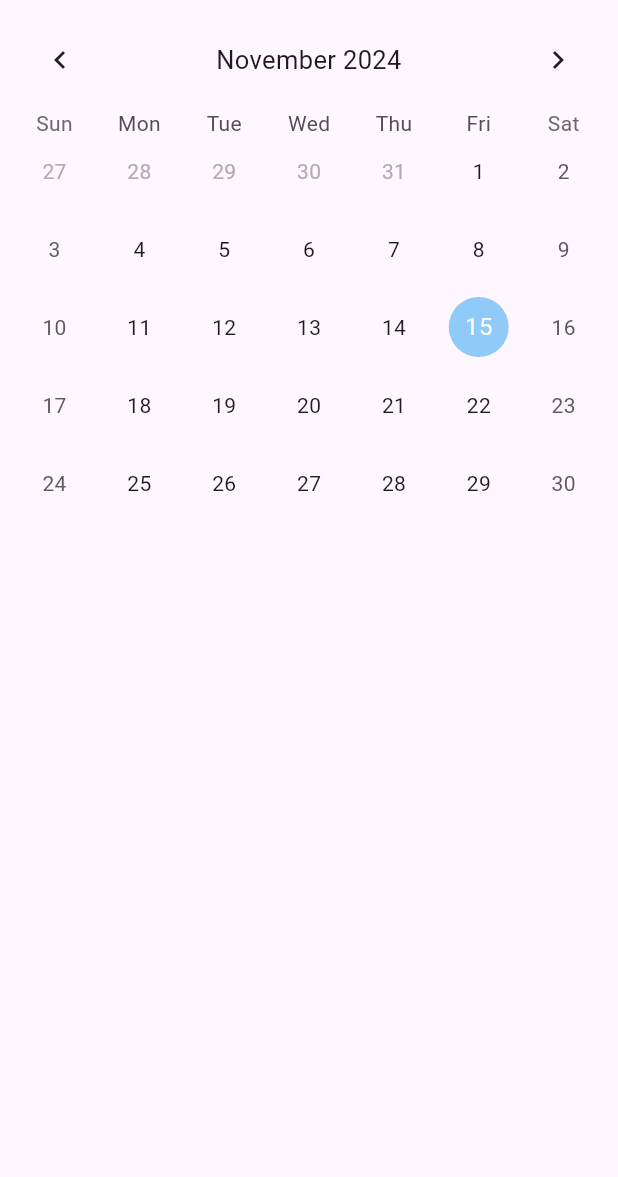
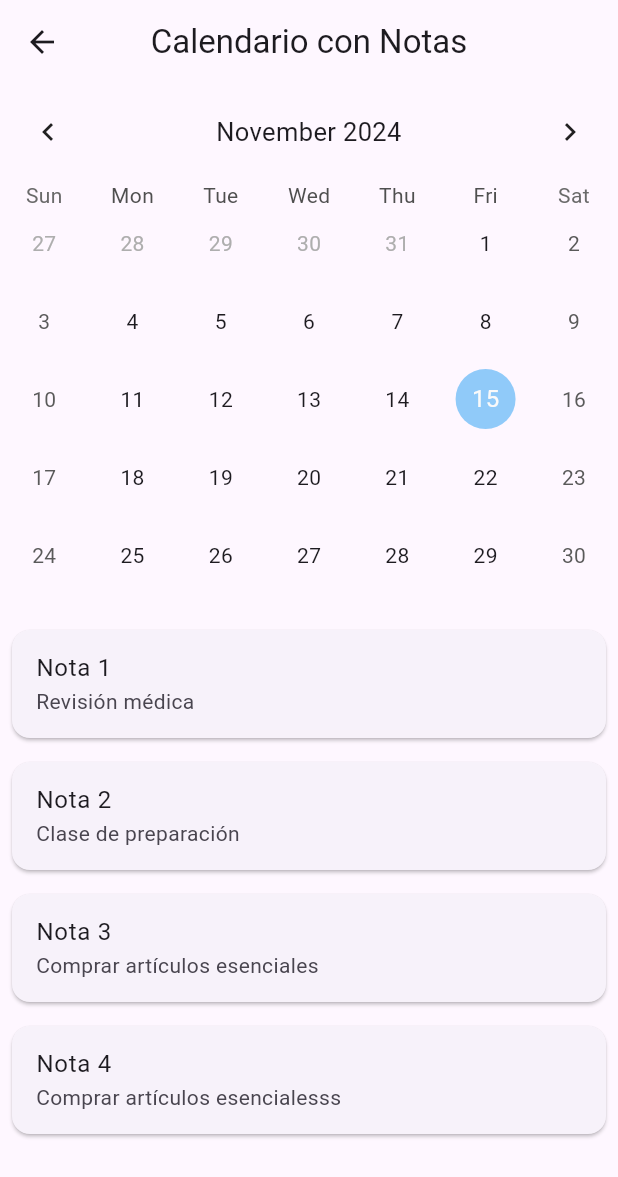
Before and after one commit to edithandrade0301/proyecto_programacion_movil, a Flutter app: the CalendarioTab screen opened directly, on a phone screen of 412 x 824 dp. Shown: the top 1177 px of the screen. Run offline on Flutter 3.47's test engine with Material 3 defaults, Android fonts, the phone set to English and light mode, and no system bars; drawn by our look-alikes of table_calendar; our stand-ins replace flutter_speed_dial; network calls fail.

Commit message:
cambio en el tabcalendario
Agregue la visualizacion de las notas en el tab, calendario

```diff
--- a/lib/main.dart
+++ b/lib/main.dart
@@ -177,61 +177,100 @@ class InfoDespuesTab extends StatelessWidget{
   }
 }
 
-class CalendarioTab extends StatefulWidget{
+class CalendarioTab extends StatefulWidget {
   const CalendarioTab({super.key});
 
   @override
   _CalendarioTabState createState() => _CalendarioTabState();
-
 }
 
-class _CalendarioTabState extends State<CalendarioTab>{
+class _CalendarioTabState extends State<CalendarioTab> {
   DateTime _focusedDay = DateTime.now();
   DateTime? _selectedDay;
+  List<String> _notas = [];
 
   @override
-  Widget build(BuildContext context){ //desarrollo del calendario a futuro
+  void initState() {
+    super.initState();
+    //Esto a futuro usar la base de datos que dara el ing, solo para fines practicos ahora
+    _notas = [ //el tamaño del string indica cual es la cantidad de notas
+      'Revisión médica',
+      'Clase de preparación',
+      'Comprar artículos esenciales',
+      'Comprar artículos esencialesss'
+    ];
+  }
+
+  @override
+  Widget build(BuildContext context) {
     return Scaffold(
-      body: Padding(
-        padding: const EdgeInsets.all(8),
-        child:
+      appBar: AppBar(
+        title: const Text("Calendario con Notas"),
+        centerTitle: true,
+      ),
+      body: Column(
+        children: [
+          // Calendario
           TableCalendar(
             firstDay: DateTime(DateTime.now().year, 1, 1),
-          lastDay: DateTime(DateTime.now().year + 2000, 12, 31),
+            lastDay: DateTime(DateTime.now().year + 5, 12, 31),
             focusedDay: _focusedDay,
             calendarFormat: CalendarFormat.month,
             startingDayOfWeek: StartingDayOfWeek.sunday,
-          onDaySelected: (selectedDay, focusedDay){
+            onDaySelected: (selectedDay, focusedDay) {
               setState(() {
                 _selectedDay = selectedDay;
                 _focusedDay = focusedDay;
               });
             },
-          selectedDayPredicate: (day){
+            selectedDayPredicate: (day) {
               return isSameDay(_selectedDay, day);
             },
             calendarStyle: CalendarStyle(
               todayDecoration: BoxDecoration(
                 color: Colors.blue[200],
-              shape: BoxShape.circle
+                shape: BoxShape.circle,
               ),
               selectedDecoration: BoxDecoration(
                 color: Colors.pink[200],
                 shape: BoxShape.circle,
-            )
+              ),
             ),
             headerStyle: const HeaderStyle(
               formatButtonVisible: false,
               titleCentered: true,
             ),
-        )
+          ),
+          const SizedBox(height: 16),
+
+          // Lista de Notas
+          Expanded(
+            child: ListView.builder(
+              padding: const EdgeInsets.symmetric(horizontal: 8.0),
+              itemCount: _notas.length, // Cambiar por datos dinamicos de la base de datos en un futuro
+              itemBuilder: (BuildContext context, int index) {
+                return _buildNoteCard(context, index);
+              },
+            ),
+          ),
+        ],
       ),
     );
   }
-//agregar cards de las notas creadas por el usuario
+
+  // Card de nota
+  Widget _buildNoteCard(BuildContext context, int index) {
+    return Card(
+      margin: const EdgeInsets.symmetric(vertical: 8.0),
+      child: ListTile(
+        title: Text('Nota ${index + 1}'),
+        subtitle: Text(_notas[index]),
+      ),
+    );
+  }
 }
 
-//eliminacion del drawer, modificacion 1
+
 
 class MiFAB extends StatelessWidget{
 
```
Lines whose indentation alone changed are shown as unchanged.
